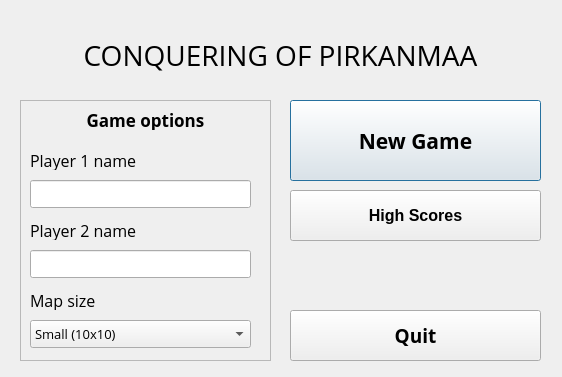
The window that Game/mainmenu.ui (AntonKaara/course-project-game) describes before a commit, drawn with Qt 5.
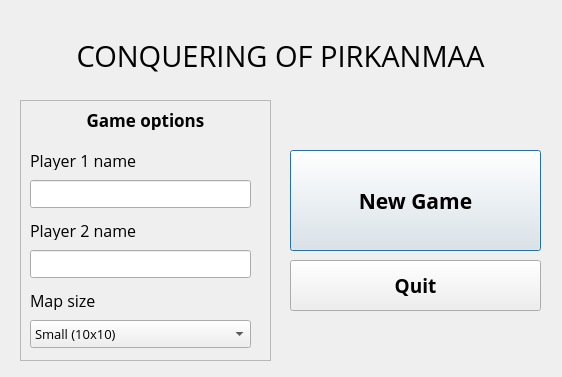
The same window after the commit.

Commit message: Added high score system and updated victory dialog

```diff
--- a/Game/mainmenu.ui
+++ b/Game/mainmenu.ui
@@ -17,9 +17,9 @@
    <property name="geometry">
     <rect>
      <x>290</x>
-     <y>100</y>
+     <y>150</y>
      <width>251</width>
-     <height>81</height>
+     <height>101</height>
     </rect>
    </property>
    <property name="font">
@@ -39,7 +39,7 @@
    <property name="geometry">
     <rect>
      <x>290</x>
-     <y>310</y>
+     <y>260</y>
      <width>251</width>
      <height>51</height>
     </rect>
@@ -68,7 +68,7 @@
    <property name="font">
     <font>
      <family>Open Sans</family>
-     <pointsize>21</pointsize>
+     <pointsize>22</pointsize>
      <weight>50</weight>
      <italic>false</italic>
      <bold>false</bold>
@@ -247,26 +247,6 @@
     </property>
    </widget>
   </widget>
-  <widget class="QPushButton" name="highScoreButton">
-   <property name="geometry">
-    <rect>
-     <x>290</x>
-     <y>190</y>
-     <width>251</width>
-     <height>51</height>
-    </rect>
-   </property>
-   <property name="font">
-    <font>
-     <pointsize>12</pointsize>
-     <weight>75</weight>
-     <bold>true</bold>
-    </font>
-   </property>
-   <property name="text">
-    <string>High Scores</string>
-   </property>
-  </widget>
  </widget>
  <resources/>
  <connections>
```
The commit also changes 6 other files.
